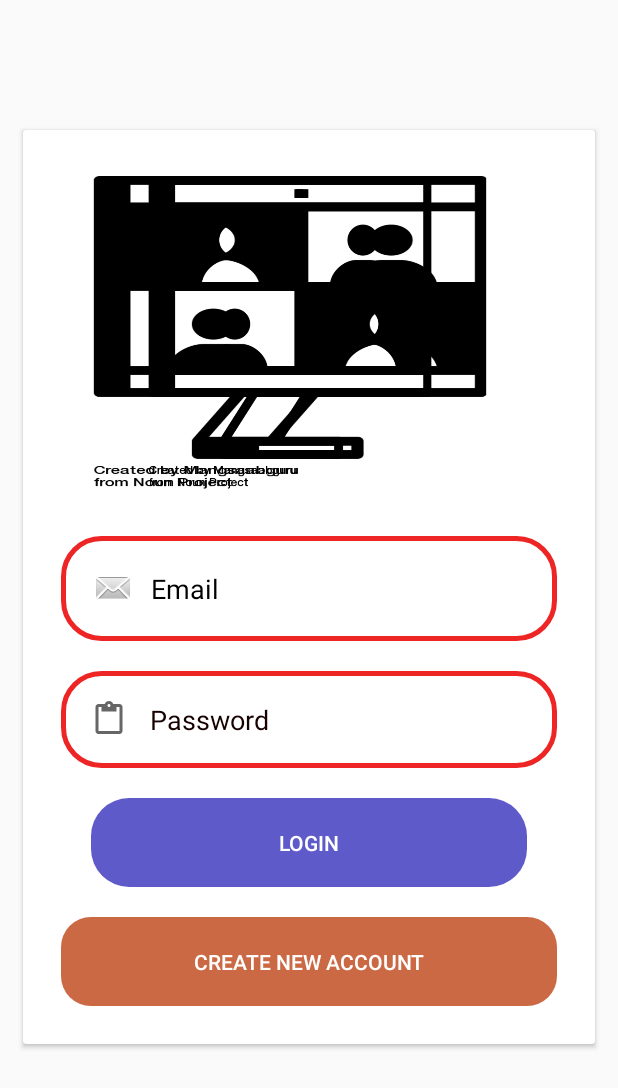
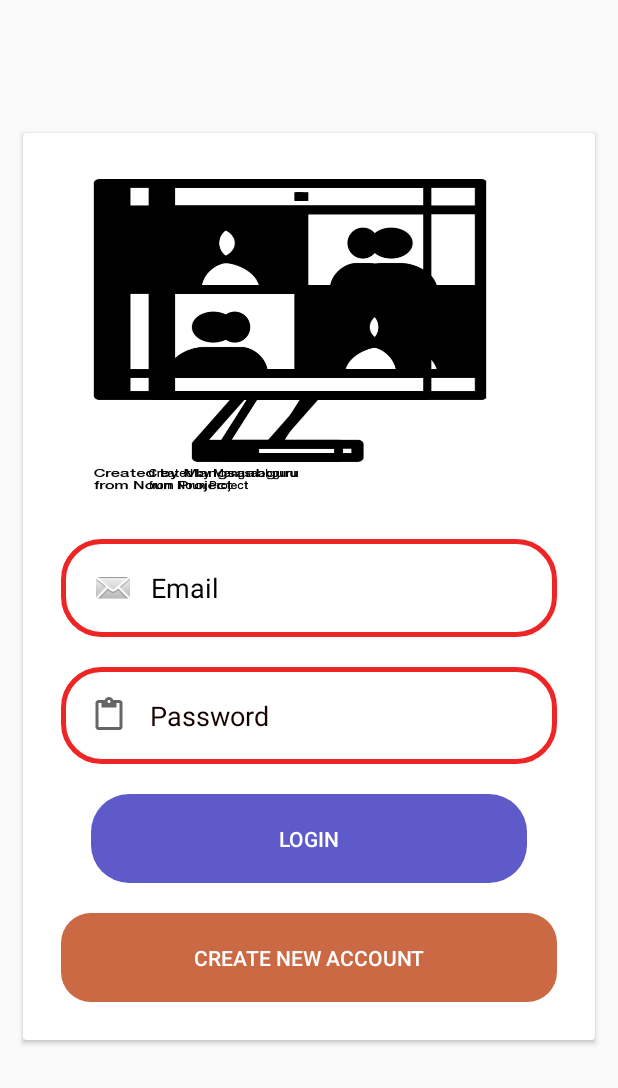
Before and after one commit to lakxnaut/onair, an Android app: the screen it shows after launch (signinActivity), on a phone screen of 412 x 824 dp. Shown: the top 1088 px of the screen. Run offline under Robolectric (Android 15) with nearby library versions, the phone set to English and light mode, and no system bars; our stand-ins replace Firebase (no records; nobody signed in at launch, a user with empty details on screens opened directly).

Commit message:
changed little

```diff
--- a/app/src/main/res/layout/activity_signin.xml
+++ b/app/src/main/res/layout/activity_signin.xml
@@ -36,7 +36,7 @@
             <EditText
                 android:id="@+id/etEmail"
                 android:layout_width="match_parent"
-                android:layout_height="wrap_content"
+                android:layout_height="65dp"
                 android:background="@drawable/textbox"
                 android:drawableLeft="@android:drawable/sym_action_email"
                 android:drawablePadding="10dp"
@@ -63,6 +63,7 @@
                 android:hint="Password"
                 android:inputType="textPersonName"
                 android:padding="20dp"
+                android:textColor="#1C0000"
                 android:textColorHint="#170000" />
 
             <Button
--- a/app/src/main/res/layout/activity_signup.xml
+++ b/app/src/main/res/layout/activity_signup.xml
@@ -85,7 +85,7 @@
                     android:inputType="textPersonName"
                     android:padding="20dp"
                     android:textColor="#000000"
-                    android:textColorHint="#170000" />
+                    android:textColorHint="#571919" />
 
                 <Button
                     android:id="@+id/signUpbutton"
```
